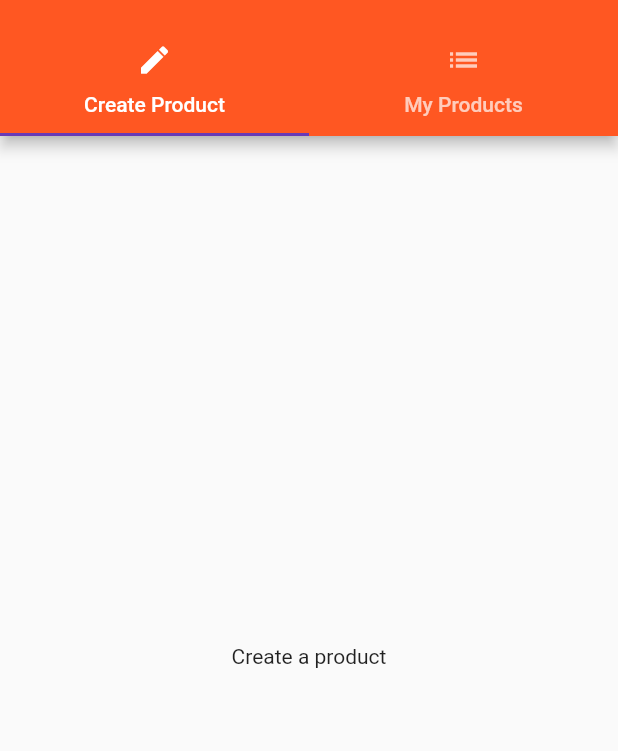
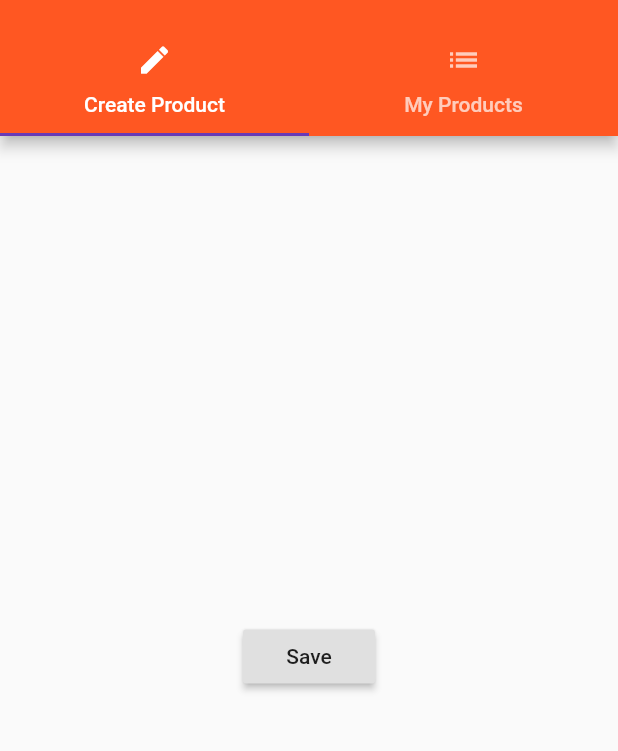
Before and after one commit to Vitaly-V/EasyList, a Flutter app: the ProductsAdminPage screen opened by its route, on a phone screen of 412 x 824 dp, the part 59-810 px from its top. Run offline on Flutter 3.47's test engine with Material 2 defaults, Android fonts, the phone set to English and light mode, and no system bars.

Commit message:
Show MODAL

```diff
--- a/lib/pages/product_create.dart
+++ b/lib/pages/product_create.dart
@@ -3,6 +3,10 @@ import 'package:flutter/material.dart';
 class ProductCreate extends StatelessWidget {
   @override
   Widget build(BuildContext context) {
-    return Center(child: Text('Create a product'));
+    return Center(child: RaisedButton(child: Text('Save'), onPressed: () {
+      showModalBottomSheet(context: context, builder: (BuildContext context) {
+        return Center(child: Text('This is a Modal'),);
+      });
+    },));
   }
 }
```
